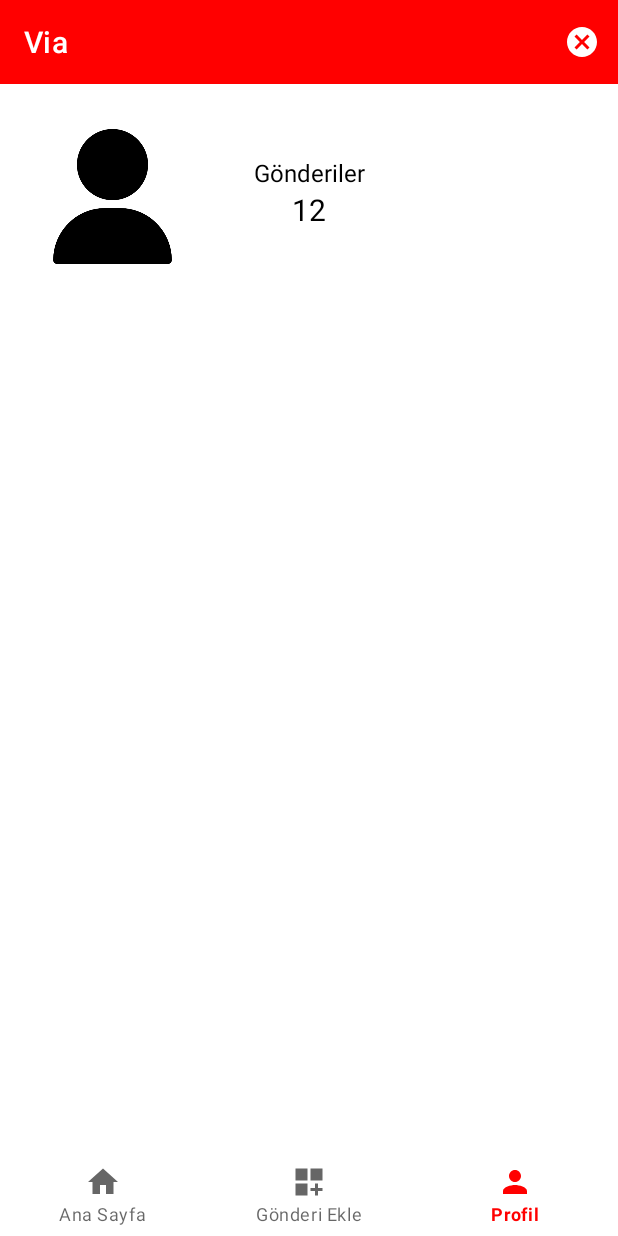
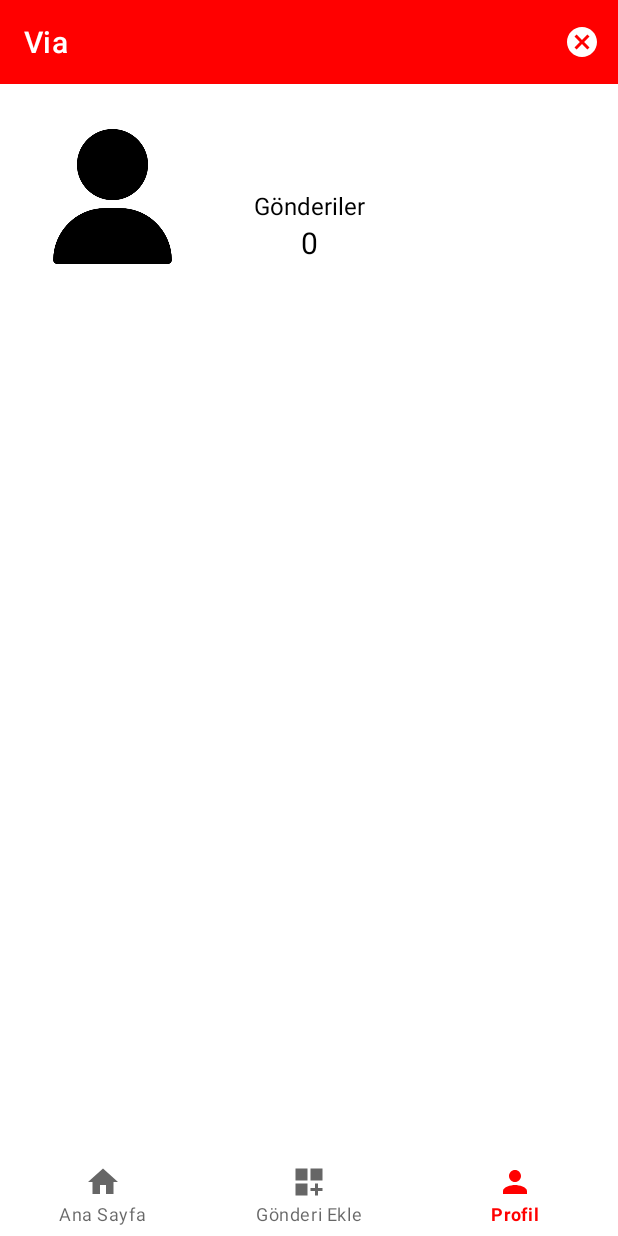
Before and after one commit to Emir1719/Via-SocialMedia, an Android app: the screen it shows after launch once a user with an empty profile is signed in (MainActivity), item 3 of the bottom bar chosen, on a phone screen of 412 x 824 dp. Run offline under Robolectric (Android 15) with nearby library versions, the phone set to English and light mode, and no system bars; our stand-ins replace Firebase (no records; nobody signed in at launch, a user with empty details on screens opened directly), Picasso.

Commit message:
self post has done

```diff
--- /dev/null
+++ b/app/src/main/java/com/emirozturk/via/adapter/UserPostAdapter.java
@@ -0,0 +1,51 @@
+package com.emirozturk.via.adapter;
+import android.content.Context;
+import android.view.LayoutInflater;
+import android.view.ViewGroup;
+import androidx.annotation.NonNull;
+import androidx.recyclerview.widget.RecyclerView;
+
+import com.emirozturk.via.databinding.UserPostCellBinding;
+import com.emirozturk.via.model.IDatabase;
+import com.emirozturk.via.model.Post;
+import com.squareup.picasso.Picasso;
+
+import java.util.ArrayList;
+
+public class UserPostAdapter extends RecyclerView.Adapter<UserPostAdapter.Holder> {
+   private final ArrayList<Post> posts;
+
+   ///Kullanıcının gönderileri alınır.
+   public UserPostAdapter(ArrayList<Post> posts) {
+      this.posts = posts;
+   }
+
+   static class Holder extends RecyclerView.ViewHolder {
+      private final UserPostCellBinding binding;
+      private final Context context;
+
+      public Holder(UserPostCellBinding binding, Context context) {
+         super(binding.getRoot());
+         this.binding = binding;
+         this.context = context;
+      }
+   }
+
+   @NonNull @Override
+   public Holder onCreateViewHolder(@NonNull ViewGroup parent, int viewType) {
+      UserPostCellBinding binding = UserPostCellBinding.inflate(LayoutInflater.from(parent.getContext()), parent, false);
+      Context context = parent.getContext();
+      return new Holder(binding, context);
+   }
+
+   @Override
+   public void onBindViewHolder(@NonNull Holder holder, int position) {
+      //resim view'e aktarılır.
+      Picasso.get().load(posts.get(position).getUrl()).into(holder.binding.post);
+   }
+
+   @Override
+   public int getItemCount() {
+      return posts.size();
+   }
+}
--- a/app/src/main/java/com/emirozturk/via/fragment/HomeFragment.java
+++ b/app/src/main/java/com/emirozturk/via/fragment/HomeFragment.java
@@ -3,7 +3,6 @@ import android.annotation.SuppressLint;
 import android.os.Bundle;
 
 import androidx.annotation.NonNull;
-import androidx.annotation.Nullable;
 import androidx.fragment.app.Fragment;
 import androidx.recyclerview.widget.LinearLayoutManager;
 
@@ -11,29 +10,21 @@ import android.view.LayoutInflater;
 import android.view.View;
 import android.view.ViewGroup;
 
-import com.emirozturk.via.R;
 import com.emirozturk.via.adapter.PostAdapter;
-import com.emirozturk.via.databinding.FragmentAddPostBinding;
 import com.emirozturk.via.databinding.FragmentHomeBinding;
 import com.emirozturk.via.model.IDatabase;
 import com.emirozturk.via.model.Post;
 import com.emirozturk.via.service.FirebaseDB;
 import com.emirozturk.via.widget.AppMessage;
-import com.google.firebase.auth.FirebaseAuth;
 import com.google.firebase.firestore.DocumentSnapshot;
-import com.google.firebase.firestore.EventListener;
 import com.google.firebase.firestore.FirebaseFirestore;
-import com.google.firebase.firestore.FirebaseFirestoreException;
 import com.google.firebase.firestore.Query;
-import com.google.firebase.firestore.QuerySnapshot;
-import com.google.firebase.storage.FirebaseStorage;
 
 import java.util.ArrayList;
 import java.util.Map;
 
 public class HomeFragment extends Fragment {
    private FragmentHomeBinding binding;
-   private FirebaseFirestore firestore;
    private ArrayList<Post> posts;
    private PostAdapter postAdapter;
    private IDatabase database;
@@ -41,7 +32,6 @@ public class HomeFragment extends Fragment {
    @Override
    public void onCreate(Bundle savedInstanceState) {
       super.onCreate(savedInstanceState);
-      firestore = FirebaseFirestore.getInstance();
       posts = new ArrayList<>();
       database = new FirebaseDB(requireContext());
       getData();
@@ -57,25 +47,17 @@ public class HomeFragment extends Fragment {
       return binding.getRoot();
    }
 
+   @SuppressLint("NotifyDataSetChanged")
    private void getData() {
       try {
-         firestore.collection("Posts").orderBy("date", Query.Direction.DESCENDING).addSnapshotListener((value, error) -> {
-            if (error != null) {
-               AppMessage.show(requireContext(), error.getLocalizedMessage());
-            }
-            if (value != null) {
-               for (DocumentSnapshot snapshot : value.getDocuments()) {
-                  Map<String, Object> map = snapshot.getData();
-                  Post post = new Post();
-                  post.mapToPost(map);
-                  posts.add(post);
-               }
-               postAdapter.notifyDataSetChanged();
-            }
+         database.getAllPost().thenAccept(posts1 -> {
+            posts.addAll(posts1);
+            postAdapter.notifyDataSetChanged();
+         }).exceptionally(throwable -> {
+            //Hata olursa
+            AppMessage.show(requireContext(), throwable.getLocalizedMessage());
+            return null;
          });
-         /*ArrayList<Post> postList = database.getAllPost();
-         posts.addAll(postList);
-         postAdapter.notifyDataSetChanged();*/
       }
       catch (Exception e) {
          e.printStackTrace();
--- a/app/src/main/java/com/emirozturk/via/fragment/ProfileFragment.java
+++ b/app/src/main/java/com/emirozturk/via/fragment/ProfileFragment.java
@@ -1,31 +1,68 @@
 package com.emirozturk.via.fragment;
+import android.annotation.SuppressLint;
 import android.os.Bundle;
 
 import androidx.annotation.NonNull;
 import androidx.annotation.Nullable;
 import androidx.fragment.app.Fragment;
+import androidx.recyclerview.widget.GridLayoutManager;
 
 import android.view.LayoutInflater;
 import android.view.View;
 import android.view.ViewGroup;
 
+import com.emirozturk.via.adapter.UserPostAdapter;
 import com.emirozturk.via.databinding.FragmentProfileBinding;
 import com.emirozturk.via.model.IAuth;
+import com.emirozturk.via.model.IDatabase;
+import com.emirozturk.via.model.Post;
 import com.emirozturk.via.service.AppAuth;
+import com.emirozturk.via.service.FirebaseDB;
+import com.emirozturk.via.widget.AppMessage;
+
+import java.util.ArrayList;
 
 public class ProfileFragment extends Fragment {
    private FragmentProfileBinding binding;
+   private ArrayList<Post> posts;
+   private UserPostAdapter postAdapter;
    private IAuth auth;
+   private IDatabase database;
+
+   @Override
+   public void onCreate(@Nullable Bundle savedInstanceState) {
+      super.onCreate(savedInstanceState);
+      posts = new ArrayList<>();
+      auth = new AppAuth(requireContext());
+      database = new FirebaseDB(requireContext());
+      getData();
+   }
 
    @Override
    public View onCreateView(@NonNull LayoutInflater inflater, ViewGroup container, Bundle savedInstanceState) {
       binding = FragmentProfileBinding.inflate(inflater, container, false);
+      binding.userPosts.setLayoutManager(new GridLayoutManager(requireContext(), 3));
+      postAdapter = new UserPostAdapter(posts);
+      binding.userPosts.setAdapter(postAdapter);
+      binding.textEmail.setText(auth.currentUser().getEmail());
       return binding.getRoot();
    }
 
-   @Override
-   public void onViewCreated(@NonNull View view, @Nullable Bundle savedInstanceState) {
-      super.onViewCreated(view, savedInstanceState);
-      auth = new AppAuth(requireContext());
+   @SuppressLint("NotifyDataSetChanged")
+   private void getData() {
+      try {
+         database.getPosts(auth.currentUser()).thenAccept(posts1 -> {
+            posts.addAll(posts1);
+            postAdapter.notifyDataSetChanged();
+            binding.textPostCount.setText(String.valueOf(posts.size()));
+         }).exceptionally(throwable -> {
+            //Hata olursa
+            AppMessage.show(requireContext(), throwable.getLocalizedMessage());
+            return null;
+         });
+      }
+      catch (Exception e) {
+         e.printStackTrace();
+      }
    }
 }
--- a/app/src/main/java/com/emirozturk/via/model/IDatabase.java
+++ b/app/src/main/java/com/emirozturk/via/model/IDatabase.java
@@ -1,11 +1,14 @@
 package com.emirozturk.via.model;
 import android.net.Uri;
+
+import com.google.firebase.auth.FirebaseUser;
 import com.google.firebase.firestore.auth.User;
 import java.util.ArrayList;
+import java.util.concurrent.CompletableFuture;
 
 public interface IDatabase {
    void uploadPost(Uri selectedImageUri, String comment);
-   ArrayList<Post> getPosts(User user);
-   ArrayList<Post> getAllPost();
+   CompletableFuture<ArrayList<Post>> getPosts(FirebaseUser user);
+   CompletableFuture<ArrayList<Post>> getAllPost();
    //void deletePost();
 }
--- a/app/src/main/java/com/emirozturk/via/model/Post.java
+++ b/app/src/main/java/com/emirozturk/via/model/Post.java
@@ -12,7 +12,7 @@ public class Post {
       setUrl(url);
    }
 
-   public void mapToPost(Map<String, Object> map) {
+   public void fromMap(Map<String, Object> map) {
       setEmail((String) map.get("email"));
       setUrl((String) map.get("url"));
       setComment((String) map.get("comment"));
--- a/app/src/main/java/com/emirozturk/via/service/FirebaseDB.java
+++ b/app/src/main/java/com/emirozturk/via/service/FirebaseDB.java
@@ -2,15 +2,17 @@ package com.emirozturk.via.service;
 import android.content.Context;
 import android.net.Uri;
 
-import com.emirozturk.via.adapter.PostAdapter;
 import com.emirozturk.via.model.IDatabase;
 import com.emirozturk.via.model.Post;
 import com.emirozturk.via.widget.AppMessage;
+import com.google.android.gms.tasks.Task;
 import com.google.firebase.Timestamp;
 import com.google.firebase.auth.FirebaseAuth;
+import com.google.firebase.auth.FirebaseUser;
 import com.google.firebase.firestore.DocumentSnapshot;
 import com.google.firebase.firestore.FirebaseFirestore;
 import com.google.firebase.firestore.Query;
+import com.google.firebase.firestore.QuerySnapshot;
 import com.google.firebase.firestore.auth.User;
 import com.google.firebase.storage.FirebaseStorage;
 import com.google.firebase.storage.StorageReference;
@@ -20,12 +22,16 @@ import java.util.HashMap;
 import java.util.Map;
 import java.util.Objects;
 import java.util.UUID;
+import java.util.concurrent.CompletableFuture;
 
 public class FirebaseDB implements IDatabase {
    private final Context context;
    private final FirebaseFirestore firestore;
    private final FirebaseStorage storage;
    private final FirebaseAuth auth;
+   private Task<QuerySnapshot> task;
+   private CompletableFuture<ArrayList<Post>> future;
+   private ArrayList<Post> posts;
 
    public FirebaseDB(Context context) {
       this.context = context;
@@ -68,27 +74,46 @@ public class FirebaseDB implements IDatabase {
       }
    }
 
-   @Override
-   public ArrayList<Post> getPosts(User user) {
-      return null;
+   private void handleFirestoreTask(Task<QuerySnapshot> task, CompletableFuture<ArrayList<Post>> future, ArrayList<Post> posts) {
+      if (task.isSuccessful()) {
+         for (DocumentSnapshot snapshot : task.getResult()) {
+            Map<String, Object> map = snapshot.getData();
+            Post post = new Post();
+            post.fromMap(map);
+            posts.add(post);
+         }
+         future.complete(posts); // Başarıyla tamamlandı.
+      } else {
+         future.completeExceptionally(task.getException());
+      }
    }
 
    @Override
-   public ArrayList<Post> getAllPost() {
+   ///Kullanıcının tüm gönderilerini getirir.
+   public CompletableFuture<ArrayList<Post>> getPosts(FirebaseUser user) {
+      CompletableFuture<ArrayList<Post>> future = new CompletableFuture<>();
       ArrayList<Post> posts = new ArrayList<>();
-      firestore.collection("Posts").orderBy("date", Query.Direction.DESCENDING).addSnapshotListener((value, error) -> {
-         if (error != null) {
-            AppMessage.show(context, error.getLocalizedMessage());
-         }
-         if (value != null) {
-            for (DocumentSnapshot snapshot : value.getDocuments()) {
-               Map<String, Object> map = snapshot.getData();
-               Post post = new Post();
-               post.mapToPost(map);
-               posts.add(post);
-            }
-         }
-      });
-      return posts;
+
+      firestore.collection("Posts")
+              .whereEqualTo("email", Objects.requireNonNull(auth.getCurrentUser()).getEmail())
+              .orderBy("date", Query.Direction.DESCENDING)
+              .get()
+              .addOnCompleteListener(task -> handleFirestoreTask(task, future, posts));
+      return future;
+   }
+
+   @Override
+   ///Veritabanındaki tüm gönderileri getirir.
+   public CompletableFuture<ArrayList<Post>> getAllPost() {
+      //Firebaseden veri alma işlemini beklemek için future tanımlandı.
+      CompletableFuture<ArrayList<Post>> future = new CompletableFuture<>();
+      ArrayList<Post> posts = new ArrayList<>();
+
+      firestore.collection("Posts")
+              .orderBy("date", Query.Direction.DESCENDING)
+              .get()
+              .addOnCompleteListener(task -> handleFirestoreTask(task, future, posts));
+
+      return future;
    }
 }
--- a/app/src/main/res/layout/fragment_profile.xml
+++ b/app/src/main/res/layout/fragment_profile.xml
@@ -18,8 +18,8 @@
         app:layout_constraintTop_toTopOf="parent"
         app:srcCompat="@drawable/user" />
 
-    <GridView
-        android:id="@+id/gridView"
+    <androidx.recyclerview.widget.RecyclerView
+        android:id="@+id/userPosts"
         android:layout_width="0dp"
         android:layout_height="0dp"
         android:layout_marginTop="30dp"
@@ -28,11 +28,24 @@
         app:layout_constraintStart_toStartOf="parent"
         app:layout_constraintTop_toBottomOf="@+id/imageUserPost" />
 
+    <TextView
+        android:id="@+id/textEmail"
+        android:layout_width="wrap_content"
+        android:layout_height="wrap_content"
+        android:layout_marginTop="30dp"
+        android:text="Email"
+        android:textColor="@color/black"
+        android:textSize="16sp"
+        app:layout_constraintEnd_toEndOf="parent"
+        app:layout_constraintHorizontal_bias="0.195"
+        app:layout_constraintStart_toEndOf="@+id/imageUserPost"
+        app:layout_constraintTop_toTopOf="parent" />
+
     <LinearLayout
         android:id="@+id/linearLayout1"
         android:layout_width="wrap_content"
         android:layout_height="wrap_content"
-        android:layout_marginTop="48dp"
+        android:layout_marginTop="70dp"
         android:orientation="vertical"
         app:layout_constraintEnd_toEndOf="parent"
         app:layout_constraintStart_toStartOf="parent"
@@ -51,7 +64,7 @@
             android:layout_width="wrap_content"
             android:layout_height="wrap_content"
             android:layout_gravity="center"
-            android:text="12"
+            android:text="?"
             android:textColor="@color/black"
             android:textSize="20sp" />
     </LinearLayout>
--- a/app/src/main/res/menu/post_options.xml
+++ /dev/null
@@ -1,8 +0,0 @@
-<?xml version="1.0" encoding="utf-8"?>
-<menu xmlns:android="http://schemas.android.com/apk/res/android">
-    <item
-        android:id="@+id/delete"
-        android:title="@string/delete_post"
-        android:icon="@color/black"
-        android:iconTint="@color/black"/>
-</menu>
--- a/app/src/main/res/values-night/strings.xml
+++ b/app/src/main/res/values-night/strings.xml
@@ -11,4 +11,5 @@
     <string name="exit_button">Çıkış yap</string>
     <string name="delete_post">Sil</string>
     <string name="post_option">post option</string>
+    <string name="user_post">User post</string>
 </resources>
--- a/app/src/main/res/values/strings.xml
+++ b/app/src/main/res/values/strings.xml
@@ -16,4 +16,5 @@
     <string name="delete_post">Sil</string>
     <string name="default_like_value">0</string>
     <string name="post_option">post option</string>
+    <string name="user_post">User post</string>
 </resources>
```
Also changed, not shown: app/src/main/java/com/emirozturk/via/adapter/PostAdapter.java (+1 -27 lines), app/src/main/java/com/emirozturk/via/view/MainActivity.java (+11 -4 lines), app/src/main/res/layout/recycler_row.xml (+3 -18 lines), app/src/main/res/layout/user_post_cell.xml (added, +17 -0 lines).
